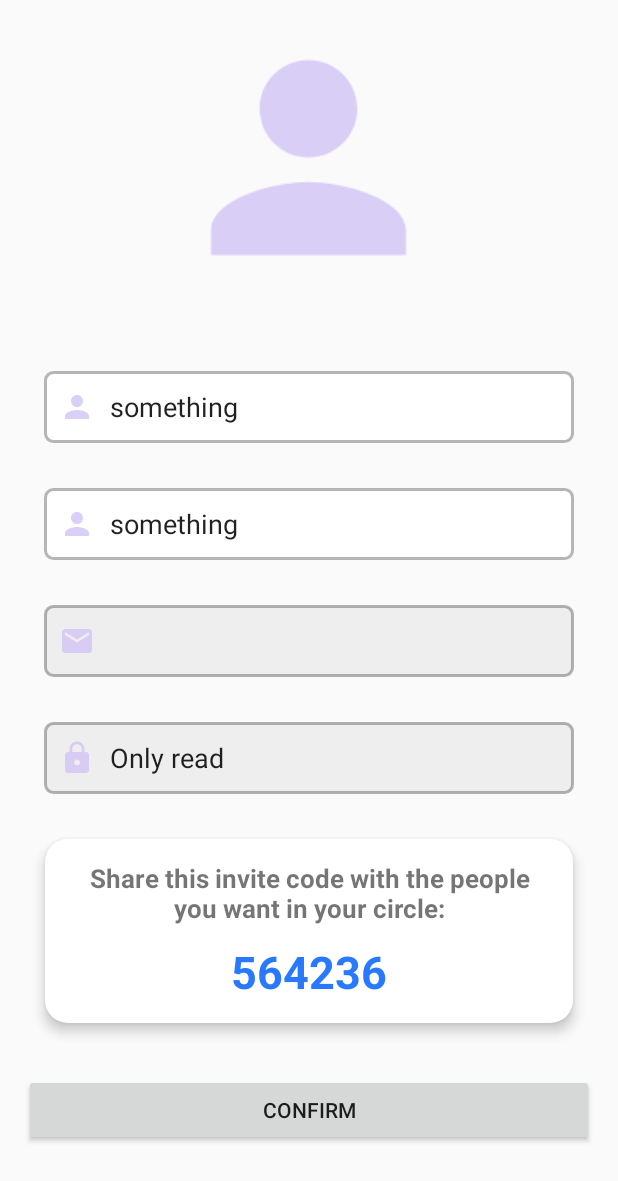
After one commit to GunterWi/63CLC1_MobileDev, an Android app: the ConfirmActivity screen opened directly, with no data from a screen before it, on a phone screen of 412 x 824 dp. The commit adds this screen. Shown: the top 1181 px of the screen. Run offline under Robolectric (Android 15) with nearby library versions, the phone set to English and light mode, and no system bars; our stand-ins replace CircleImageView, Firebase (no records; nobody signed in at launch, a user with empty details on screens opened directly); libraries missing offline, so code that uses them is left out: com.theartofdev.edmodo.

Commit message:
addConfirmAndInviteCode

```diff
--- a/Real_Time_Tracker/app/build.gradle
+++ b/Real_Time_Tracker/app/build.gradle
@@ -38,6 +38,10 @@ dependencies {
     testImplementation 'junit:junit:4.13.2'
     androidTestImplementation 'androidx.test.ext:junit:1.1.5'
     androidTestImplementation 'androidx.test.espresso:espresso-core:3.5.1'
+    //circle image
+    implementation 'de.hdodenhof:circleimageview:3.1.0'
+    //image crop
+    api 'com.theartofdev.edmodo:android-image-cropper:2.8.+'
 
     implementation 'com.google.firebase:firebase-database'
     // Import the Firebase BoM
--- /dev/null
+++ b/Real_Time_Tracker/app/src/main/java/com/nguyenquocthai/real_time_tracker/Activity/ConfirmActivity.java
@@ -0,0 +1,129 @@
+package com.nguyenquocthai.real_time_tracker.Activity;
+
+import androidx.annotation.NonNull;
+import androidx.annotation.Nullable;
+import androidx.appcompat.app.AppCompatActivity;
+
+import android.content.Intent;
+import android.net.Uri;
+import android.os.Bundle;
+import android.util.Log;
+import android.view.View;
+import android.widget.EditText;
+import android.widget.TextView;
+import android.widget.Toast;
+
+import com.example.real_time_tracker.R;
+import com.google.android.gms.tasks.OnCompleteListener;
+import com.google.android.gms.tasks.Task;
+import com.google.firebase.auth.AuthResult;
+import com.google.firebase.auth.FirebaseAuth;
+import com.theartofdev.edmodo.cropper.CropImage;
+import com.theartofdev.edmodo.cropper.CropImageView;
+
+import java.text.SimpleDateFormat;
+import java.util.Date;
+import java.util.Locale;
+import java.util.Random;
+
+import de.hdodenhof.circleimageview.CircleImageView;
+
+public class ConfirmActivity extends AppCompatActivity {
+
+    @Override
+    protected void onCreate(Bundle savedInstanceState) {
+        super.onCreate(savedInstanceState);
+        setContentView(R.layout.activity_confirm);
+        Initiation();
+        Intent myIntent = getIntent();
+        if(myIntent!=null){
+            email=myIntent.getStringExtra("email");
+            readEmail.setText(email);
+
+            password=myIntent.getStringExtra("password");
+            firstname=myIntent.getStringExtra("firstname");
+            lastname=myIntent.getStringExtra("lastname");
+        }
+        circleImageView.setOnClickListener(new View.OnClickListener() {
+            @Override
+            public void onClick(View v) {
+                Intent i = new Intent();
+                i.setAction(Intent.ACTION_GET_CONTENT);
+                i.setType("image/*");
+                startActivityForResult(i,12);
+            }
+        });
+        generatorCode();
+    }
+    private void confirmUser(String email, String password) {
+        auth.createUserWithEmailAndPassword(email, password)
+                .addOnCompleteListener(new OnCompleteListener<AuthResult>() {
+                    @Override
+                    public void onComplete(@NonNull Task<AuthResult> task) {
+                        if (task.isSuccessful()) {
+                            Toast.makeText(ConfirmActivity.this, "Registered successfully!", Toast.LENGTH_LONG).show();
+                            startActivity(new Intent(ConfirmActivity.this,LoginAcitivity.class));
+                            finish();
+                        }
+                    }
+                });
+    }
+    private void generatorCode(){
+        Date mydate = new Date();
+        SimpleDateFormat format1 = new SimpleDateFormat("yyyy-MM-dd hh:mm:ss a", Locale.getDefault());
+        String date = format1.format(mydate);
+        Random rnd=new Random();
+        int n=100000+rnd.nextInt(900000);
+        String code = String.valueOf(n);
+        Code.setText(code);
+        /*if(resultUri!=null){
+
+        }
+        else {
+            Toast.makeText(ConfirmActivity.this,"Please choose an image",Toast.LENGTH_LONG).show();
+        }*/
+    }
+
+    @Override
+    protected void onActivityResult(int requestCode, int resultCode, @Nullable Intent data) {
+        super.onActivityResult(requestCode, resultCode, data);
+        if(requestCode==12 && resultCode==RESULT_OK&&data!=null){
+            CropImage.activity()
+                    .setGuidelines(CropImageView.Guidelines.ON)
+                    .setAspectRatio(1,1)
+                    .start(this);
+            Log.d("info","đã chọn");
+        }
+        if (requestCode == CropImage.CROP_IMAGE_ACTIVITY_REQUEST_CODE) {
+            CropImage.ActivityResult result = CropImage.getActivityResult(data);
+            if (resultCode == RESULT_OK) {
+                resultUri = result.getUri();
+                circleImageView.setImageURI(resultUri);
+            } else if (resultCode == CropImage.CROP_IMAGE_ACTIVITY_RESULT_ERROR_CODE) {
+                Exception error = result.getError();
+            }
+        }
+
+    }
+
+    private void Initiation() {
+        readEmail = findViewById(R.id.editText_readmail);
+        readPassword = findViewById(R.id.editText_readpassword);
+        readFirstName = findViewById(R.id.editText_firstnamechange);
+        readLastName = findViewById(R.id.editText_lastnamechange);
+        circleImageView = findViewById(R.id.circleImageView);
+        Code = findViewById(R.id.txtcircle_id);
+//        register = findViewById(R.id.signup_button);
+//        loginAcc = findViewById(R.id.signtolog_txt);
+        auth = FirebaseAuth.getInstance();
+    }
+    private FirebaseAuth auth;
+    private EditText readEmail;
+    private EditText readPassword;
+    private EditText readFirstName;
+    private EditText readLastName;
+    private TextView Code;
+    private String email,password,firstname,lastname;
+    private Uri resultUri;
+    private CircleImageView circleImageView;
+}
--- a/Real_Time_Tracker/app/src/main/java/com/nguyenquocthai/real_time_tracker/LoginAcitivity.java
+++ b/Real_Time_Tracker/app/src/main/java/com/nguyenquocthai/real_time_tracker/Activity/LoginAcitivity.java
@@ -1,11 +1,9 @@
-package com.nguyenquocthai.real_time_tracker;
+package com.nguyenquocthai.real_time_tracker.Activity;
 
-import androidx.annotation.NonNull;
 import  androidx.appcompat.app.AppCompatActivity;
 
 import android.content.Intent;
 import android.os.Bundle;
-import android.text.TextUtils;
 import android.view.View;
 import android.widget.Button;
 import android.widget.EditText;
@@ -13,9 +11,7 @@ import android.widget.TextView;
 import android.widget.Toast;
 
 import com.example.real_time_tracker.R;
-import com.google.android.gms.tasks.OnCompleteListener;
 import com.google.android.gms.tasks.OnSuccessListener;
-import com.google.android.gms.tasks.Task;
 import com.google.firebase.auth.AuthResult;
 import com.google.firebase.auth.FirebaseAuth;
 
--- a/Real_Time_Tracker/app/src/main/java/com/nguyenquocthai/real_time_tracker/MainActivity.java
+++ b/Real_Time_Tracker/app/src/main/java/com/nguyenquocthai/real_time_tracker/Activity/MainActivity.java
@@ -1,4 +1,4 @@
-package com.nguyenquocthai.real_time_tracker;
+package com.nguyenquocthai.real_time_tracker.Activity;
 
 import androidx.appcompat.app.AppCompatActivity;
 import android.os.Bundle;
--- a/Real_Time_Tracker/app/src/main/java/com/nguyenquocthai/real_time_tracker/RegisterActivity.java
+++ b/Real_Time_Tracker/app/src/main/java/com/nguyenquocthai/real_time_tracker/Activity/RegisterActivity.java
@@ -1,4 +1,4 @@
-package com.nguyenquocthai.real_time_tracker;
+package com.nguyenquocthai.real_time_tracker.Activity;
 
 import androidx.annotation.NonNull;
 import androidx.appcompat.app.AppCompatActivity;
@@ -15,7 +15,6 @@ import android.widget.Toast;
 import com.example.real_time_tracker.R;
 import com.google.android.gms.tasks.OnCompleteListener;
 import com.google.android.gms.tasks.Task;
-import com.google.firebase.auth.AuthResult;
 import com.google.firebase.auth.FirebaseAuth;
 import com.google.firebase.auth.SignInMethodQueryResult;
 
@@ -32,12 +31,14 @@ public class RegisterActivity extends AppCompatActivity {
             public void onClick(View v) {
                 String txt_email = email.getText().toString();
                 String txt_password = password.getText().toString();
+                String txt_firstname = firstName.getText().toString();
+                String txt_lastname = lastName.getText().toString();
                 if (TextUtils.isEmpty(txt_email) || TextUtils.isEmpty(txt_password)) {
                     Toast.makeText(RegisterActivity.this, "Empty credentials!", Toast.LENGTH_LONG).show();
                 } else if (txt_password.length() < 6) {
                     Toast.makeText(RegisterActivity.this, "Password too short!", Toast.LENGTH_LONG).show();
                 } else {
-                    registerUser(txt_email, txt_password);
+                    registerUser(txt_email, txt_password,txt_firstname,txt_lastname);
                 }
             }
         });
@@ -49,7 +50,7 @@ public class RegisterActivity extends AppCompatActivity {
         });
     }
 
-    private void registerUser(String email, String password) {
+    private void registerUser(String email, String password, String firstname, String lastname) {
         auth.fetchSignInMethodsForEmail(email).addOnCompleteListener(new OnCompleteListener<SignInMethodQueryResult>() {
             @Override
             public void onComplete(@NonNull Task<SignInMethodQueryResult> task) {
@@ -59,18 +60,12 @@ public class RegisterActivity extends AppCompatActivity {
                         // Tài khoản đã tồn tại
                         Toast.makeText(RegisterActivity.this, "Account already exists!", Toast.LENGTH_LONG).show();
                     } else {
-                        // Tài khoản chưa tồn tại, tiến hành đăng ký
-                        auth.createUserWithEmailAndPassword(email, password)
-                                .addOnCompleteListener(new OnCompleteListener<AuthResult>() {
-                                    @Override
-                                    public void onComplete(@NonNull Task<AuthResult> task) {
-                                        if (task.isSuccessful()) {
-                                            Toast.makeText(RegisterActivity.this, "Registered successfully!", Toast.LENGTH_LONG).show();
-                                            startActivity(new Intent(RegisterActivity.this,MainActivity.class));
-                                            finish();
-                                        }
-                                    }
-                                });
+                        Intent myIntent=new Intent(RegisterActivity.this,ConfirmActivity.class);
+                        myIntent.putExtra("email",email);
+                        myIntent.putExtra("password",password);
+                        myIntent.putExtra("firstname",firstname);
+                        myIntent.putExtra("lastname",lastname);
+                        startActivity(myIntent);
                     }
                 } else {
                     Toast.makeText(RegisterActivity.this, "Error checking account: " + task.getException().getMessage(), Toast.LENGTH_LONG).show();
@@ -82,13 +77,18 @@ public class RegisterActivity extends AppCompatActivity {
     private void Initiation() {
         email = findViewById(R.id.edittext_signemail);
         password = findViewById(R.id.edittext_signpassword);
+        firstName = findViewById(R.id.edittext_firstname);
+        lastName = findViewById(R.id.edittext_lastname);
         register = findViewById(R.id.signup_button);
         loginAcc = findViewById(R.id.signtolog_txt);
+
         auth = FirebaseAuth.getInstance();
     }
 
     private EditText email;
     private EditText password;
+    private EditText firstName;
+    private EditText lastName;
     private Button register;
     private FirebaseAuth auth;
     private TextView loginAcc;
--- /dev/null
+++ b/Real_Time_Tracker/app/src/main/res/layout/activity_confirm.xml
@@ -0,0 +1,149 @@
+<?xml version="1.0" encoding="utf-8"?>
+<RelativeLayout xmlns:android="http://schemas.android.com/apk/res/android"
+    xmlns:app="http://schemas.android.com/apk/res-auto"
+    xmlns:tools="http://schemas.android.com/tools"
+    android:layout_width="match_parent"
+    android:layout_height="match_parent"
+    tools:context="com.nguyenquocthai.real_time_tracker.Activity.ConfirmActivity">
+
+    <de.hdodenhof.circleimageview.CircleImageView
+        android:id="@+id/circleImageView"
+        android:layout_width="130dp"
+        android:layout_height="130dp"
+        android:layout_alignParentTop="true"
+        android:layout_centerHorizontal="true"
+        android:layout_marginTop="40dp"
+        android:scaleX="1.5"
+        android:scaleY="1.5"
+        android:src="@drawable/ic_user" />
+
+    <RelativeLayout
+        android:id="@+id/layout_box"
+        android:layout_width="match_parent"
+        android:layout_height="match_parent"
+        android:layout_below="@id/circleImageView"
+        android:layout_marginTop="21dp"
+        android:backgroundTint="@color/PurpleLight"
+        android:padding="16dp">
+
+        <Button
+            android:id="@+id/confirm_button"
+            android:layout_width="match_parent"
+            android:layout_height="wrap_content"
+            android:layout_below="@id/cardview"
+            android:layout_marginTop="20dp"
+            android:text="Confirm" />
+
+        <androidx.cardview.widget.CardView
+            android:id="@+id/cardview"
+            android:layout_width="match_parent"
+            android:layout_height="wrap_content"
+            android:layout_below="@id/ConfirmBox"
+            android:layout_marginStart="14dp"
+            android:layout_marginTop="30dp"
+            android:layout_marginEnd="14dp"
+            android:layout_marginBottom="14dp"
+            app:cardCornerRadius="15dp"
+            app:cardElevation="5dp">
+
+            <LinearLayout
+                android:layout_width="match_parent"
+                android:layout_height="wrap_content"
+                android:orientation="vertical"
+                android:padding="14dp">
+
+                <TextView
+                    android:layout_width="wrap_content"
+                    android:layout_height="wrap_content"
+                    android:layout_gravity="center_horizontal"
+                    android:text="Share this invite code with the people you want in your circle:"
+                    android:textAlignment="center"
+                    android:textAllCaps="false"
+                    android:textSize="17sp"
+                    android:textStyle="bold" />
+
+                <TextView
+                    android:id="@+id/txtcircle_id"
+                    android:layout_width="wrap_content"
+                    android:layout_height="wrap_content"
+                    android:layout_gravity="center"
+                    android:layout_marginTop="10dp"
+                    android:text="@string/hide_code"
+                    android:textColor="@color/skyblue"
+                    android:textSize="30sp"
+                    android:textStyle="bold" />
+            </LinearLayout>
+        </androidx.cardview.widget.CardView>
+
+        <LinearLayout
+            android:id="@+id/ConfirmBox"
+            android:layout_width="wrap_content"
+            android:layout_height="wrap_content"
+            android:layout_centerHorizontal="true"
+            android:layout_marginTop="10dp"
+            android:orientation="vertical">
+
+            <EditText
+                android:id="@+id/editText_firstnamechange"
+                android:layout_width="353dp"
+                android:layout_height="wrap_content"
+                android:layout_marginTop="30dp"
+                android:background="@drawable/rounded_edittext"
+                android:drawableStart="@drawable/ic_user"
+                android:drawablePadding="10dp"
+                android:minHeight="48dp"
+                android:paddingStart="10dp"
+                android:text="something" />
+
+            <EditText
+                android:id="@+id/editText_lastnamechange"
+                android:layout_width="353dp"
+                android:layout_height="wrap_content"
+                android:layout_marginTop="30dp"
+                android:background="@drawable/rounded_edittext"
+                android:drawableStart="@drawable/ic_user"
+                android:drawablePadding="10dp"
+
+                android:minHeight="48dp"
+                android:paddingStart="10dp"
+                android:text="something" />
+
+            <EditText
+                android:id="@+id/editText_readmail"
+                android:layout_width="353dp"
+                android:layout_height="wrap_content"
+                android:layout_marginTop="30dp"
+                android:background="@drawable/rounded_edittext"
+                android:backgroundTint="@color/LightGrey"
+                android:backgroundTintMode="multiply"
+                android:drawableStart="@drawable/ic_email"
+                android:drawablePadding="10dp"
+                android:editable="false"
+                android:focusable="false"
+                android:inputType="none"
+                android:minHeight="48dp"
+                android:paddingStart="10dp"
+                android:text="Only read" />
+
+            <EditText
+                android:id="@+id/editText_readpassword"
+                android:layout_width="353dp"
+                android:layout_height="wrap_content"
+                android:layout_marginTop="30dp"
+                android:background="@drawable/rounded_edittext"
+                android:backgroundTint="@color/LightGrey"
+                android:backgroundTintMode="multiply"
+                android:drawableStart="@drawable/ic_lock_black_24dp"
+                android:drawablePadding="10dp"
+                android:editable="false"
+                android:focusable="false"
+                android:inputType="none"
+                android:minHeight="48dp"
+                android:paddingStart="10dp"
+                android:text="Only read" />
+
+        </LinearLayout>
+
+    </RelativeLayout>
+
+</RelativeLayout>
--- a/Real_Time_Tracker/app/src/main/res/layout/activity_login.xml
+++ b/Real_Time_Tracker/app/src/main/res/layout/activity_login.xml
@@ -5,7 +5,7 @@
     android:layout_width="match_parent"
     android:layout_height="match_parent"
     android:background="@color/white"
-    tools:context="com.nguyenquocthai.real_time_tracker.LoginAcitivity">
+    tools:context="com.nguyenquocthai.real_time_tracker.Activity.LoginAcitivity">
 
     <RelativeLayout
         android:layout_width="match_parent"
--- a/Real_Time_Tracker/app/src/main/res/layout/activity_main.xml
+++ b/Real_Time_Tracker/app/src/main/res/layout/activity_main.xml
@@ -5,6 +5,6 @@
     xmlns:app="http://schemas.android.com/apk/res-auto"
     android:layout_width="match_parent"
     android:layout_height="match_parent"
-    tools:context="com.nguyenquocthai.real_time_tracker.MainActivity">
+    tools:context="com.nguyenquocthai.real_time_tracker.Activity.MainActivity">
 
   </androidx.constraintlayout.widget.ConstraintLayout>
--- a/Real_Time_Tracker/app/src/main/res/layout/activity_register.xml
+++ b/Real_Time_Tracker/app/src/main/res/layout/activity_register.xml
@@ -4,7 +4,7 @@
     xmlns:tools="http://schemas.android.com/tools"
     android:layout_width="match_parent"
     android:layout_height="match_parent"
-    tools:context="com.nguyenquocthai.real_time_tracker.RegisterActivity">
+    tools:context="com.nguyenquocthai.real_time_tracker.Activity.RegisterActivity">
 
     <RelativeLayout
         android:layout_width="match_parent"
--- a/Real_Time_Tracker/app/src/main/res/values/colors.xml
+++ b/Real_Time_Tracker/app/src/main/res/values/colors.xml
@@ -9,6 +9,7 @@
     <color name="white">#ffffff</color>
     <color name="LowOpasityBlack">#80000000</color>
     <color name="Grey">#80707070</color>
+    <color name="LightGrey">#EFEEEE</color>
     <color name="PurpleLight">#D3C6F5</color>
     <color name="PurpleDark">#A07BFF</color>
 </resources>
--- a/Real_Time_Tracker/settings.gradle
+++ b/Real_Time_Tracker/settings.gradle
@@ -10,6 +10,8 @@ dependencyResolutionManagement {
     repositories {
         google()
         mavenCentral()
+        jcenter()
+        maven { url 'https://jitpack.io' }
     }
 }
 
```
Also changed, not shown: Real_Time_Tracker/app/src/main/AndroidManifest.xml (+20 -10 lines), 1 other file.
